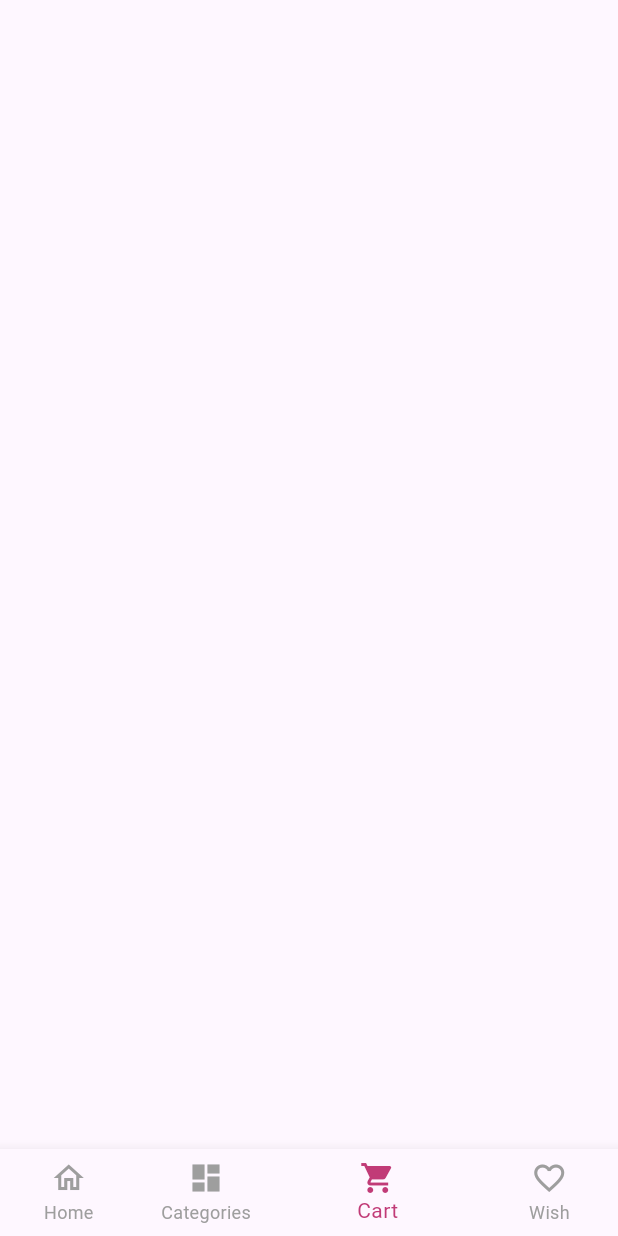
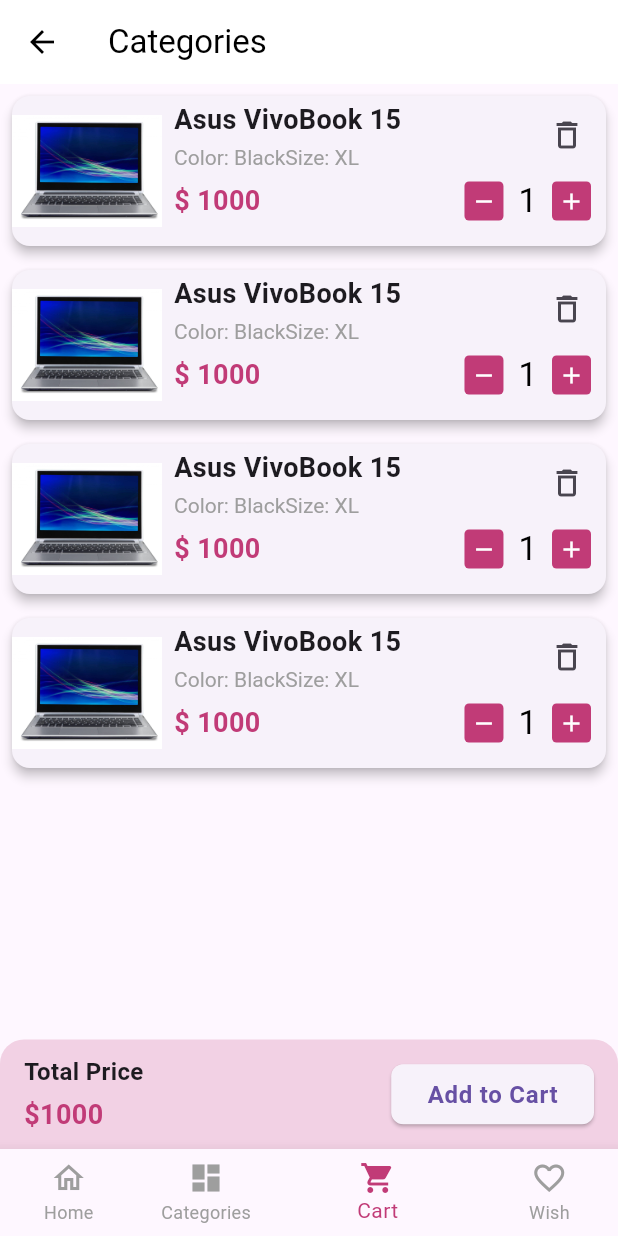
Before and after one commit to HasanJuned/crafty_bay_testing_project, a Flutter app: the screen it shows after launch, item 3 of the bottom bar chosen, on a phone screen of 412 x 824 dp. Run offline on Flutter 3.47's test engine with Material 3 defaults, Android fonts, the phone set to English and light mode, and no system bars; our stand-ins replace carousel_slider, flutter_svg, get.

Commit message:
Cart screen UI done

```diff
--- a/lib/presentation/ui/screens/cart_screen.dart
+++ b/lib/presentation/ui/screens/cart_screen.dart
@@ -1,10 +1,77 @@
+import 'package:crafty_bay_testing_project/presentation/ui/widgets/custom_stepper.dart';
 import 'package:flutter/material.dart';
+import 'package:get/get.dart';
+
+import '../../state_holders/main_bottom_nav_bar_controller.dart';
+import '../utility/app_colors.dart';
+import '../widgets/cart_product_card.dart';
 
 class CartScreen extends StatelessWidget {
   const CartScreen({Key? key}) : super(key: key);
 
   @override
   Widget build(BuildContext context) {
-    return Scaffold();
+    return Scaffold(
+      appBar: AppBar(
+        title: const Text(
+          'Categories',
+          style: TextStyle(color: Colors.black),
+        ),
+        backgroundColor: Colors.white,
+        leading: BackButton(
+          color: Colors.black,
+          onPressed: () {
+            Get.find<MainBottomNavBarController>().backToHome();
+          },
+        ),
+      ),
+      body: Column(
+        children: [
+          Expanded(
+            child: ListView.builder(
+              itemCount: 4,
+                itemBuilder: (context, index){
+              return CartProductCard();
+            }),
+          ),
+          Container(
+            padding: const EdgeInsets.symmetric(horizontal: 16, vertical: 10),
+            decoration: BoxDecoration(
+                color: AppColors.primaryColor.withOpacity(0.2),
+                borderRadius: const BorderRadius.only(
+                  topRight: Radius.circular(16),
+                  topLeft: Radius.circular(16),
+                )),
+            child: Row(
+              mainAxisAlignment: MainAxisAlignment.spaceBetween,
+              children: [
+                const Column(
+                  crossAxisAlignment: CrossAxisAlignment.start,
+                  children: [
+                    Text(
+                      'Total Price',
+                      style:
+                          TextStyle(fontWeight: FontWeight.w600, fontSize: 16),
+                    ),
+                    SizedBox(
+                      height: 4,
+                    ),
+                    Text(
+                      '\$1000',
+                      style: TextStyle(
+                          fontWeight: FontWeight.w600,
+                          fontSize: 18,
+                          color: AppColors.primaryColor),
+                    ),
+                  ],
+                ),
+                ElevatedButton(
+                    onPressed: () {}, child: const Text('Add to Cart'))
+              ],
+            ),
+          )
+        ],
+      ),
+    );
   }
 }
--- /dev/null
+++ b/lib/presentation/ui/widgets/cart_product_card.dart
@@ -0,0 +1,85 @@
+import 'package:flutter/material.dart';
+
+import '../utility/app_colors.dart';
+import 'custom_stepper.dart';
+class CartProductCard extends StatelessWidget {
+  const CartProductCard({
+    super.key,
+  });
+
+  @override
+  Widget build(BuildContext context) {
+    return Card(
+      elevation: 3,
+      margin: const EdgeInsets.symmetric(horizontal: 8, vertical: 8),
+      child: Row(
+        crossAxisAlignment: CrossAxisAlignment.start,
+        children: [
+          Container(
+            height: 100,
+            width: 100,
+            decoration: BoxDecoration(
+                image: DecorationImage(image: AssetImage('assets/images/laptop.jpg'))
+            ),
+          ),
+          const SizedBox(width: 6,),
+          Expanded(
+            child: Padding(
+              padding: const EdgeInsets.all(2.0),
+              child: Column(
+                children: [
+                  Row(
+                    children: [
+                      Expanded(
+                        child: Column(
+                          crossAxisAlignment:
+                          CrossAxisAlignment.start,
+                          children: [
+                            Text('Asus VivoBook 15',style: TextStyle(
+                                fontWeight: FontWeight.w600,
+                                fontSize: 18
+                            ),),
+                            SizedBox(height: 4,),
+                            RichText(
+                              text: TextSpan(
+                                  style:
+                                  TextStyle(color: Colors.grey),
+                                  children: [
+                                    TextSpan(text: 'Color: Black'),
+                                    TextSpan(text: 'Size: XL'),
+                                  ]),
+                            ),
+                          ],
+                        ),
+                      ),
+                      IconButton(
+                        icon: Icon(Icons.delete_outline),
+                        onPressed: () {},
+                      ),
+                    ],
+                  ),
+                  Row(
+                    mainAxisAlignment: MainAxisAlignment.spaceBetween,
+                    children: [
+                      Text('\$ 1000', style: TextStyle(
+                          color: AppColors.primaryColor,
+                          fontWeight: FontWeight.w600,
+                          fontSize: 18
+                      ),),
+                      CustomStepper(
+                          lowerLimit: 1,
+                          upperLimit: 10,
+                          stepValue: 1,
+                          value: 1,
+                          onChange: (int value) {})
+                    ],
+                  )
+                ],
+              ),
+            ),
+          )
+        ],
+      ),
+    );
+  }
+}
```
